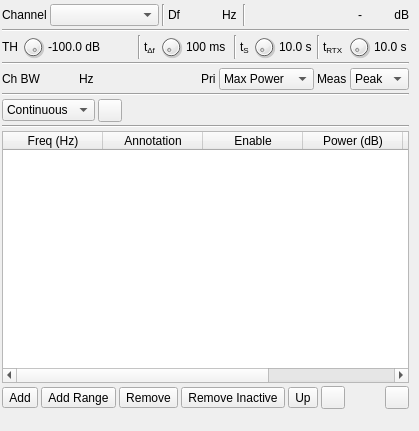
The window that plugins/channelrx/freqscanner/freqscannergui.ui (f4exb/sdrangel) describes before a commit, drawn with Qt 5.
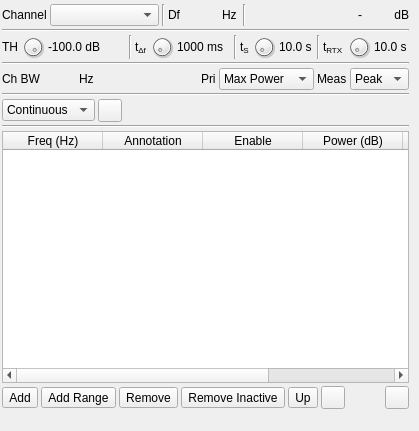
The same window after the commit. Icons and pictures are not drawn. Custom widgets are drawn as their Qt base class.

Commit message: Fix crash and tidy up UI.

What changed in the file:
```diff
--- a/plugins/channelrx/freqscanner/freqscannergui.ui
+++ b/plugins/channelrx/freqscanner/freqscannergui.ui
@@ -313,12 +313,12 @@
        <widget class="QLabel" name="tuneTimeText">
         <property name="minimumSize">
          <size>
-          <width>45</width>
+          <width>54</width>
           <height>0</height>
          </size>
         </property>
         <property name="text">
-         <string>100 ms</string>
+         <string>1000 ms</string>
         </property>
        </widget>
       </item>
```
The commit also changes 2 other files.
